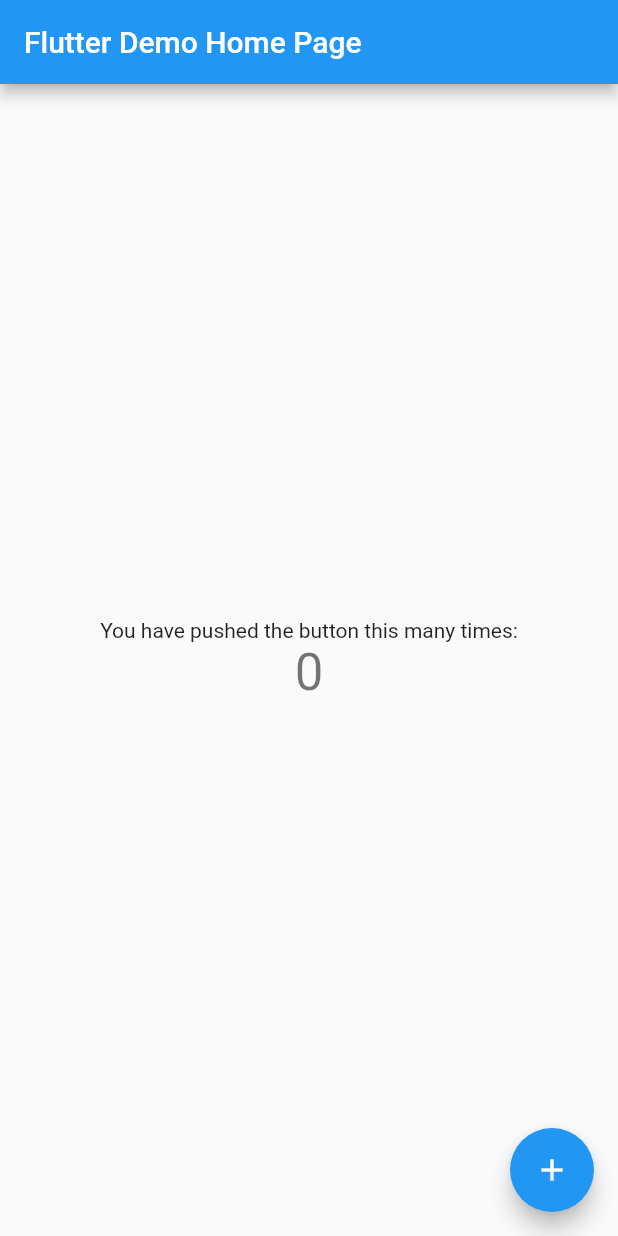
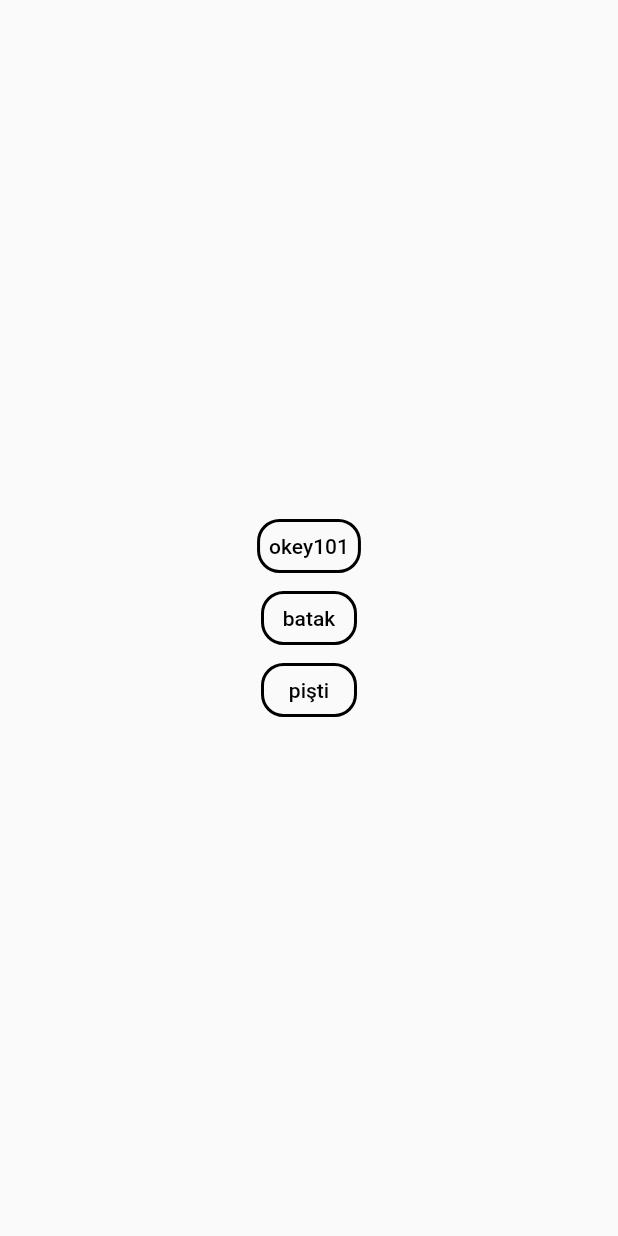
Before and after one commit to muhammettalhakaymak23214/yazbozapp, a Flutter app: the screen it shows after launch, on a phone screen of 412 x 824 dp. Run offline on Flutter 3.47's test engine with Material 2 defaults, Android fonts, the phone set to English and light mode, and no system bars.

Commit message:
ana ekran oluşturuldu

```diff
--- a/lib/main.dart
+++ b/lib/main.dart
@@ -7,21 +7,11 @@
 class MyApp extends StatelessWidget {
   const MyApp({super.key});
 
-  // This widget is the root of your application.
   @override
   Widget build(BuildContext context) {
     return MaterialApp(
       title: 'Flutter Demo',
       theme: ThemeData(
-        // This is the theme of your application.
-        //
-        // Try running your application with "flutter run". You'll see the
-        // application has a blue toolbar. Then, without quitting the app, try
-        // changing the primarySwatch below to Colors.green and then invoke
-        // "hot reload" (press "r" in the console where you ran "flutter run",
-        // or simply save your changes to "hot reload" in a Flutter IDE).
-        // Notice that the counter didn't reset back to zero; the application
-        // is not restarted.
         primarySwatch: Colors.blue,
       ),
       home: const MyHomePage(title: 'Flutter Demo Home Page'),
@@ -31,85 +21,40 @@
 
 class MyHomePage extends StatefulWidget {
   const MyHomePage({super.key, required this.title});
-
-  // This widget is the home page of your application. It is stateful, meaning
-  // that it has a State object (defined below) that contains fields that affect
-  // how it looks.
-
-  // This class is the configuration for the state. It holds the values (in this
-  // case the title) provided by the parent (in this case the App widget) and
-  // used by the build method of the State. Fields in a Widget subclass are
-  // always marked "final".
-
   final String title;
-
   @override
   State<MyHomePage> createState() => _MyHomePageState();
 }
 
 class _MyHomePageState extends State<MyHomePage> {
-  int _counter = 0;
-
-  void _incrementCounter() {
-    setState(() {
-      // This call to setState tells the Flutter framework that something has
-      // changed in this State, which causes it to rerun the build method below
-      // so that the display can reflect the updated values. If we changed
-      // _counter without calling setState(), then the build method would not be
-      // called again, and so nothing would appear to happen.
-      _counter++;
-    });
-  }
-
   @override
   Widget build(BuildContext context) {
-    // This method is rerun every time setState is called, for instance as done
-    // by the _incrementCounter method above.
-    //
-    // The Flutter framework has been optimized to make rerunning build methods
-    // fast, so that you can just rebuild anything that needs updating rather
-    // than having to individually change instances of widgets.
+    Widget button(buttonAdi) {
+      return TextButton(
+        onPressed: () {},
+        child: Text(buttonAdi, style: TextStyle(color: Colors.black)),
+        style: ButtonStyle(
+          shape: MaterialStateProperty.resolveWith<OutlinedBorder>((_) {
+            return RoundedRectangleBorder(
+                borderRadius: BorderRadius.circular(15));
+          }),
+          side: MaterialStateProperty.resolveWith<BorderSide>(
+              (states) => BorderSide(color: Colors.black, width: 2)),
+        ),
+      );
+    }
+
     return Scaffold(
-      appBar: AppBar(
-        // Here we take the value from the MyHomePage object that was created by
-        // the App.build method, and use it to set our appbar title.
-        title: Text(widget.title),
-      ),
       body: Center(
-        // Center is a layout widget. It takes a single child and positions it
-        // in the middle of the parent.
         child: Column(
-          // Column is also a layout widget. It takes a list of children and
-          // arranges them vertically. By default, it sizes itself to fit its
-          // children horizontally, and tries to be as tall as its parent.
-          //
-          // Invoke "debug painting" (press "p" in the console, choose the
-          // "Toggle Debug Paint" action from the Flutter Inspector in Android
-          // Studio, or the "Toggle Debug Paint" command in Visual Studio Code)
-          // to see the wireframe for each widget.
-          //
-          // Column has various properties to control how it sizes itself and
-          // how it positions its children. Here we use mainAxisAlignment to
-          // center the children vertically; the main axis here is the vertical
-          // axis because Columns are vertical (the cross axis would be
-          // horizontal).
           mainAxisAlignment: MainAxisAlignment.center,
           children: <Widget>[
-            const Text(
-              'You have pushed the button this many times:',
-            ),
-            Text(
-              '$_counter',
-              style: Theme.of(context).textTheme.headlineMedium,
-            ),
+            button("okey101"),
+            button("batak"),
+            button("pişti"),
           ],
         ),
       ),
-      floatingActionButton: FloatingActionButton(
-        onPressed: _incrementCounter,
-        tooltip: 'Increment',
-        child: const Icon(Icons.add),
-      ), // This trailing comma makes auto-formatting nicer for build methods.
     );
   }
 }
```
